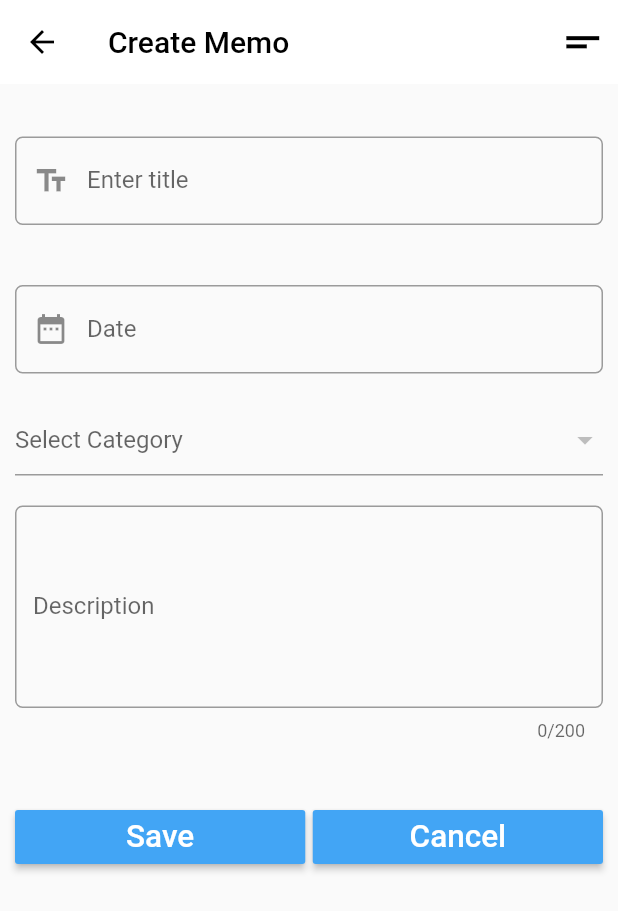
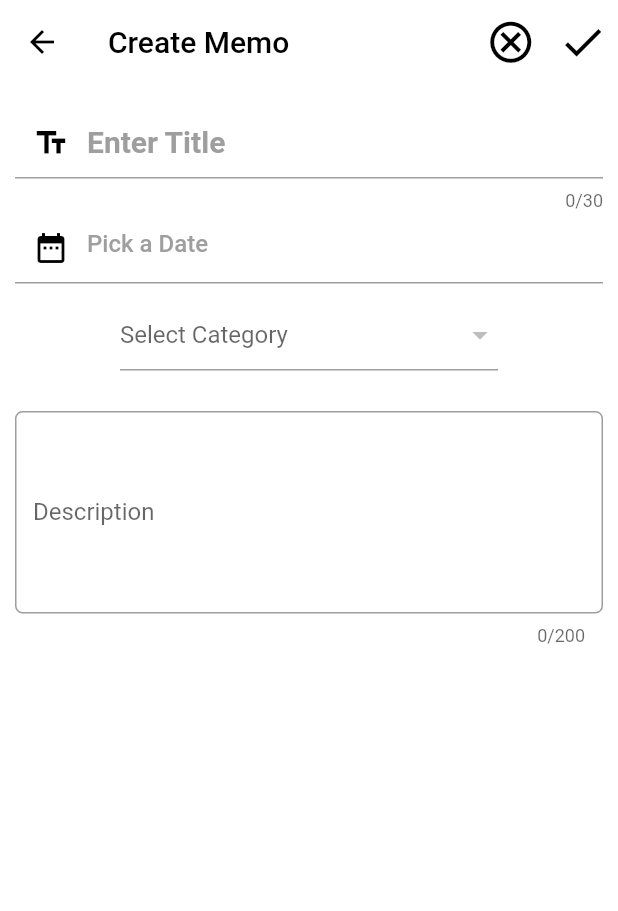
Before and after one commit to abdulrahmansaleh01/flutter-memo-app, a Flutter app: the screen it shows after launch, after a tap on the "post add" icon, on a phone screen of 412 x 824 dp. Shown: the top 911 px of the screen. Run offline on Flutter 3.47's test engine with Material 2 defaults, Android fonts, the phone set to English and light mode, and no system bars; our stand-ins replace sqflite; accounts and stored records are empty.

Commit message:
update ui halaman entryform memo dan kategori

```diff
--- a/lib/main.dart
+++ b/lib/main.dart
@@ -12,6 +12,7 @@ class MyApp extends StatelessWidget {
     return MaterialApp(
       debugShowCheckedModeBanner: false,
       title: 'Memo Application',
+      theme: ThemeData(primaryColor: Colors.black),
       home: Home(),
     );
   }
--- a/lib/pages/entryform_memo.dart
+++ b/lib/pages/entryform_memo.dart
@@ -53,7 +53,19 @@ class _EntryMemoState extends State<EntryMemo> {
       context: context,
       initialDate: _dateTime,
       firstDate: DateTime(2000),
-        lastDate: DateTime(2100));
+      lastDate: DateTime(2100),
+      builder: (BuildContext context, Widget child) {
+        return Theme(
+          data: ThemeData.light().copyWith(
+            primaryColor: Colors.grey[850],
+            accentColor: Colors.grey[850],
+            colorScheme: ColorScheme.light(primary: Colors.grey[850]),
+            buttonTheme: ButtonThemeData(textTheme: ButtonTextTheme.primary),
+          ),
+          child: child,
+        );
+      },
+    );
 
     if (_pickedDate != null) {
       setState(() {
@@ -61,13 +73,6 @@ class _EntryMemoState extends State<EntryMemo> {
         dateController.text = DateFormat('yyyy/MM/dd').format(_pickedDate);
       });
     }
-  }
-
-  void callback(Category _selectedCategory) {
-    setState(() {
-      selectedCategory = _selectedCategory;
-      print(selectedCategory.name);
-    });
   }
 
   @override
@@ -97,54 +102,106 @@ class _EntryMemoState extends State<EntryMemo> {
         iconTheme: IconThemeData(color: Colors.black),
         elevation: 0,
         actions: [
-          IconButton(
+          InkWell(
+            onTap: () {
+              Navigator.pop(context, memo);
+            },
+            child: IconButton(
               icon: Icon(
-              Icons.short_text,
+                Icons.cancel_outlined,
                 color: Colors.black,
                 size: 33,
+              ),
+            ),
+          ),
+          InkWell(
+            onTap: () {
+              if (memo == null) {
+                //tambah data
+                memo = Memo(
+                    titleController.text,
+                    dateController.text,
+                    descriptionController.text,
+                    int.parse(_selectedValue.toString()));
+              } else {
+                //ubah data
+                memo.title = titleController.text;
+                memo.date = dateController.text;
+                memo.description = descriptionController.text;
+                memo.categoryId = int.parse(_selectedValue.toString());
+              }
+
+              //kembali ke layar sebelumnya dengan membawa objek memo
+              Navigator.pop(context, memo);
+            },
+            child: IconButton(
+              icon: Icon(
+                Icons.check,
+                color: Colors.black,
+                size: 33,
+              ),
             ),
           ),
         ],
         // leading: Icon(Icons.keyboard_arrow_left),
       ),
-      body: Padding(
+      body: Container(
+        color: Colors.white,
+        child: Padding(
           padding: EdgeInsets.only(top: 15.0, left: 10.0, right: 10.0),
           child: ListView(
             children: <Widget>[
               // JUDUL
-            Padding(
-              padding: EdgeInsets.only(top: 20.0, bottom: 20.0),
-              child: TextField(
+              TextField(
                 controller: titleController,
                 keyboardType: TextInputType.text,
+                maxLength: 30,
+                style: TextStyle(
+                    color: Colors.black,
+                    fontWeight: FontWeight.bold,
+                    fontSize: 20),
                 decoration: InputDecoration(
-                  labelText: 'Enter title',
-                  border: OutlineInputBorder(
-                    borderRadius: BorderRadius.circular(5.0),
+                  hintText: "Enter Title",
+                  hintStyle: TextStyle(
+                    fontSize: 20,
+                    color: Colors.grey,
+                    fontWeight: FontWeight.bold,
                   ),
-                  prefixIcon: Icon(Icons.text_fields),
+                  // labelText: 'Enter title',
+                  // border: OutlineInputBorder(
+                  //   borderRadius: BorderRadius.circular(5.0),
+                  // ),
+                  prefixIcon: Icon(Icons.text_fields, color: Colors.black),
                 ),
                 onChanged: (value) {},
               ),
-            ),
 
               // TANGGAL
-            Padding(
-              padding: EdgeInsets.only(top: 20.0, bottom: 20.0),
+              Container(
+                margin: EdgeInsets.only(bottom: 10.0),
                 child: TextField(
                   controller: dateController,
                   keyboardType: TextInputType.text,
+                  style: TextStyle(
+                      color: Colors.black,
+                      fontWeight: FontWeight.w500,
+                      fontSize: 16),
                   decoration: InputDecoration(
-                  labelText: 'Date',
+                    // labelText: 'Date',
                     hintText: 'Pick a Date',
-                  border: OutlineInputBorder(
-                    borderRadius: BorderRadius.circular(5.0),
+                    hintStyle: TextStyle(
+                      fontSize: 16,
+                      color: Colors.grey,
+                      fontWeight: FontWeight.w500,
                     ),
+                    // border: OutlineInputBorder(
+                    //   borderRadius: BorderRadius.circular(5.0),
+                    // ),
                     prefixIcon: InkWell(
                       onTap: () {
                         _selectedDate(context);
                       },
-                    child: Icon(Icons.date_range),
+                      child: Icon(Icons.date_range, color: Colors.black),
                     ),
                   ),
                   onChanged: (value) {},
@@ -152,7 +209,9 @@ class _EntryMemoState extends State<EntryMemo> {
               ),
 
               // KATEGORI
-            DropdownButtonFormField(
+              Container(
+                margin: EdgeInsets.only(bottom: 7.0, left: 70, right: 70),
+                child: DropdownButtonFormField(
                     value: _selectedValue,
                     items: _categories,
                     hint: Text('Select Category'),
@@ -161,6 +220,7 @@ class _EntryMemoState extends State<EntryMemo> {
                         _selectedValue = value;
                       });
                     }),
+              ),
 
               // DESKRIPSI
               Padding(
@@ -179,66 +239,8 @@ class _EntryMemoState extends State<EntryMemo> {
                   onChanged: (value) {},
                 ),
               ),
-
-            // BUTTON
-            Padding(
-              padding: EdgeInsets.only(top: 20.0, bottom: 20.0),
-              child: Row(
-                children: <Widget>[
-                  //BUTTON "Simpan"
-                  Expanded(
-                    child: RaisedButton(
-                      color: Colors.blue[400],
-                      textColor: Colors.white,
-                      child: Text(
-                        'Save',
-                        textScaleFactor: 1.5,
-                      ),
-                      onPressed: () {
-                        if (memo == null) {
-                          //tambah data
-                          memo = Memo(
-                              titleController.text,
-                              dateController.text,
-                              descriptionController.text,
-                              int.parse(_selectedValue.toString()));
-                        } else {
-                          //ubah data
-                          memo.title = titleController.text;
-                          memo.date = dateController.text;
-                          memo.description = descriptionController.text;
-                          memo.categoryId =
-                              int.parse(_selectedValue.toString());
-                        }
-
-                        //kembali ke layar sebelumnya dengan membawa objek memo
-                        Navigator.pop(context, memo);
-                      },
-                    ),
-                  ),
-
-                  Container(
-                    width: 5.0,
-                  ),
-
-                  //BUTTON "Batal"
-                  Expanded(
-                    child: RaisedButton(
-                      color: Colors.blue[400],
-                      textColor: Colors.white,
-                      child: Text(
-                        'Cancel',
-                        textScaleFactor: 1.5,
-                      ),
-                      onPressed: () {
-                        Navigator.pop(context, memo);
-                      },
-                    ),
-                  ),
             ],
           ),
-            )
-          ],
         ),
       ),
     );
```
Also changed, not shown: lib/pages/entryform_category.dart (+54 -70 lines). Lines whose indentation alone changed are shown as unchanged.
